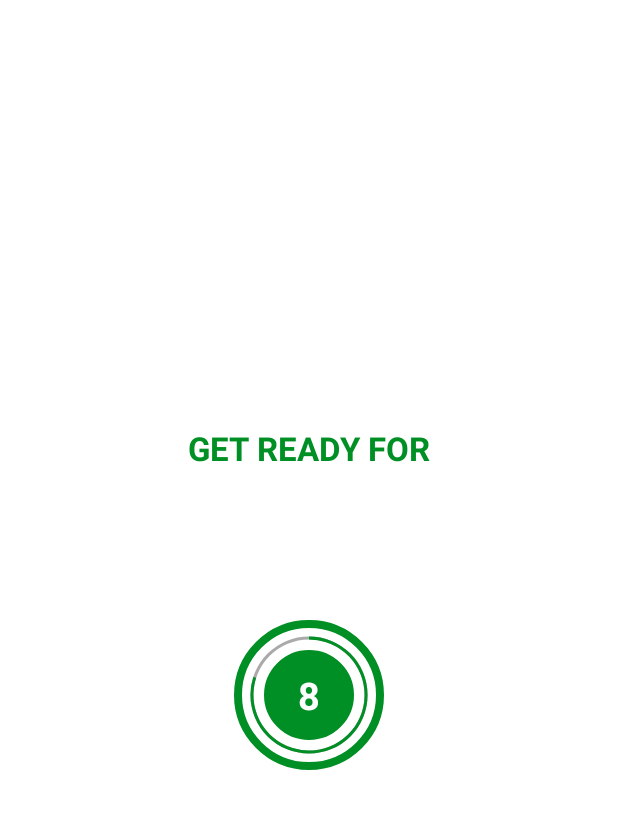
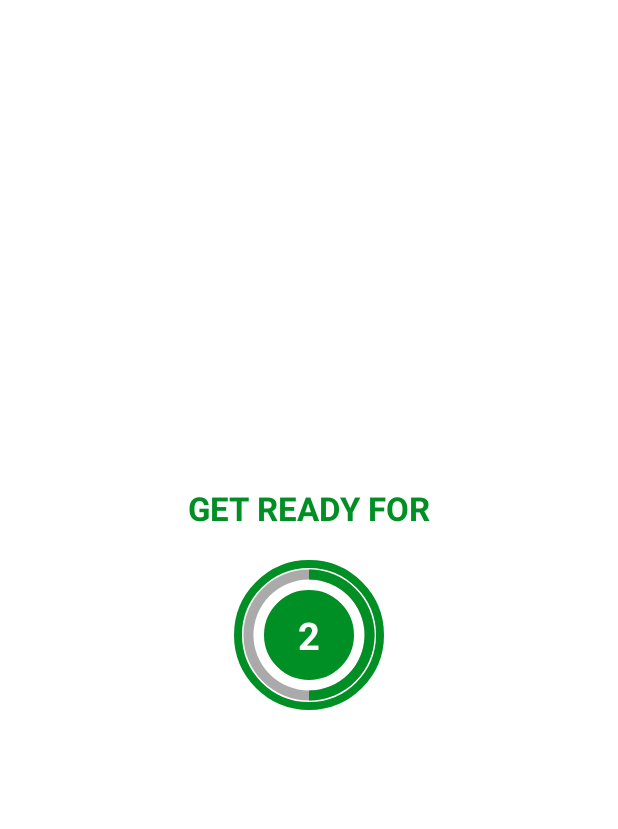
Before and after one commit to a-valitov/SevenMinuteWorkout, an Android app: the ExerciseActivity screen opened directly, with no data from a screen before it, on a phone screen of 412 x 824 dp, the part 62-891 px from its top. Run offline under Robolectric (Android 15) with nearby library versions, the phone set to English and light mode, and no system bars.

Commit message:
Exercise timer realized

```diff
--- /dev/null
+++ b/app/src/main/java/com/avalitov/a7minuteworkout/Constants.kt
@@ -0,0 +1,7 @@
+package com.avalitov.a7minuteworkout
+
+// global constants
+object Constants {
+    const val REST_TIME: Int = 4
+    const val EXERCISE_TIME: Int = 11
+}
--- a/app/src/main/java/com/avalitov/a7minuteworkout/ExerciseActivity.kt
+++ b/app/src/main/java/com/avalitov/a7minuteworkout/ExerciseActivity.kt
@@ -3,26 +3,32 @@ package com.avalitov.a7minuteworkout
 import androidx.appcompat.app.AppCompatActivity
 import android.os.Bundle
 import android.os.CountDownTimer
-import android.widget.ProgressBar
-import android.widget.TextView
-import android.widget.Toast
-import android.widget.Toolbar
+import android.view.View
+import android.widget.*
 
+lateinit var llRestView : LinearLayout
+lateinit var llExerciseView : LinearLayout
 lateinit var toolbarExerciseActivity : androidx.appcompat.widget.Toolbar
-lateinit var tvTimer : TextView
+lateinit var tvTimerRest : TextView
+lateinit var tvTimerExercise : TextView
 
 class ExerciseActivity : AppCompatActivity() {
 
     private var restTimer: CountDownTimer? = null
+    private var exerciseTimer: CountDownTimer? = null
     private var restProgress = 0
+    private var exerciseProgress = 0
 
 
     override fun onCreate(savedInstanceState: Bundle?) {
         super.onCreate(savedInstanceState)
         setContentView(R.layout.activity_exercise)
 
+        llRestView = findViewById(R.id.llRestView)
+        llExerciseView = findViewById(R.id.llExerciseView)
         toolbarExerciseActivity = findViewById(R.id.toolbar_exercise_activity)
-        tvTimer = findViewById(R.id.tv_timer)
+        tvTimerRest = findViewById(R.id.tv_timer_rest)
+        tvTimerExercise = findViewById(R.id.tv_timer_exercise)
 
         setSupportActionBar(toolbarExerciseActivity)
         val actionbar = supportActionBar
@@ -44,14 +50,14 @@ class ExerciseActivity : AppCompatActivity() {
     }
 
     private fun setRestProgressBar(){
-        var progressBar : ProgressBar = findViewById(R.id.progressBar)
-        progressBar.progress = restProgress
+        var progressBarRest : ProgressBar = findViewById(R.id.progressBar_rest)
+        progressBarRest.progress = restProgress
 
-        restTimer = object: CountDownTimer(10000, 1000){
+        restTimer = object: CountDownTimer((Constants.REST_TIME * 1000).toLong(), 1000){
             override fun onTick(millisUntilFinished: Long) {
                 restProgress++
-                progressBar.progress = 10 - restProgress
-                tvTimer.text = (10 - restProgress).toString()
+                progressBarRest.progress = Constants.REST_TIME - restProgress
+                tvTimerRest.text = (Constants.REST_TIME - restProgress).toString()
             }
             override fun onFinish() {
                 Toast.makeText(
@@ -59,6 +65,30 @@ class ExerciseActivity : AppCompatActivity() {
                     "Here now we will start the exercise.",
                     Toast.LENGTH_SHORT
                 ).show()
+
+                setupExerciseView()
+            }
+        }.start()
+    }
+
+    private fun setExerciseProgressBar(){
+        var progressBarExercise : ProgressBar = findViewById(R.id.progressBar_exercise)
+        progressBarExercise.progress = exerciseProgress
+
+        exerciseTimer = object: CountDownTimer((Constants.EXERCISE_TIME * 1000).toLong(), 1000){
+            override fun onTick(millisUntilFinished: Long) {
+                exerciseProgress++
+                progressBarExercise.progress = Constants.EXERCISE_TIME - exerciseProgress
+                tvTimerExercise.text = (Constants.EXERCISE_TIME - exerciseProgress).toString()
+            }
+            override fun onFinish() {
+                Toast.makeText(
+                    this@ExerciseActivity,
+                    "The exercise has finished.",
+                    Toast.LENGTH_SHORT
+                ).show()
+
+                setupRestView()
             }
         }.start()
     }
@@ -69,6 +99,19 @@ class ExerciseActivity : AppCompatActivity() {
             restProgress = 0
         }
 
+        llExerciseView.visibility = View.INVISIBLE
+        llRestView.visibility = View.VISIBLE
         setRestProgressBar()
     }
+
+    private fun setupExerciseView(){
+        if(exerciseTimer != null){
+            exerciseTimer!!.cancel()
+            exerciseProgress = 0
+        }
+
+        llRestView.visibility = View.INVISIBLE
+        llExerciseView.visibility = View.VISIBLE
+        setExerciseProgressBar()
+    }
 }
--- a/app/src/main/res/drawable/circular_progress_bar.xml
+++ b/app/src/main/res/drawable/circular_progress_bar.xml
@@ -3,7 +3,7 @@
     <item>
         <shape android:shape="ring"
             android:innerRadiusRatio="2.7"
-            android:thicknessRatio="50.0"
+            android:thicknessRatio="15.0"
             android:useLevel="true" >
             <solid android:color="@color/colorAccent"/>
         </shape>
--- a/app/src/main/res/drawable/circular_progress_gray.xml
+++ b/app/src/main/res/drawable/circular_progress_gray.xml
@@ -3,7 +3,7 @@
     <item>
         <shape android:shape="ring"
             android:innerRadiusRatio="2.7"
-            android:thicknessRatio="50.0"
+            android:thicknessRatio="15.0"
             android:useLevel="false" >
             <solid android:color="@android:color/darker_gray"/>
         </shape>
--- a/app/src/main/res/layout/activity_exercise.xml
+++ b/app/src/main/res/layout/activity_exercise.xml
@@ -15,6 +15,7 @@
         android:background="@color/white"
         android:theme="@style/ToolbarTheme" />
 
+    <!-- This ll is for pre-exercise countdown -->
     <LinearLayout
         android:id="@+id/llRestView"
         android:layout_width="match_parent"
@@ -36,19 +37,19 @@
         <FrameLayout
             android:layout_width="100dp"
             android:layout_height="100dp"
-            android:layout_marginTop="100dp"
+            android:layout_marginTop="20dp"
             android:background="@drawable/item_circular_color_accent_border">
 
             <ProgressBar
-                android:id="@+id/progressBar"
+                android:id="@+id/progressBar_rest"
                 style="?android:attr/progressBarStyleHorizontal"
                 android:layout_width="100dp"
                 android:layout_height="100dp"
                 android:layout_gravity="center"
                 android:background="@drawable/circular_progress_gray"
                 android:indeterminate="false"
-                android:max="10"
-                android:progress="100"
+                android:max="@integer/rest_time"
+                android:progress="@integer/rest_time"
                 android:progressDrawable="@drawable/circular_progress_bar"
                 android:rotation="-90" />
 
@@ -60,10 +61,68 @@
                 android:gravity="center">
 
                 <TextView
-                    android:id="@+id/tv_timer"
+                    android:id="@+id/tv_timer_rest"
                     android:layout_width="wrap_content"
                     android:layout_height="wrap_content"
                     android:text="10"
+                    android:textColor="@color/colorWhite"
+                    android:textSize="25sp"
+                    android:textStyle="bold" />
+
+            </LinearLayout>
+        </FrameLayout>
+    </LinearLayout>
+
+    <!-- And this ll is used while the exercise -->
+    <LinearLayout
+        android:id="@+id/llExerciseView"
+        android:layout_width="match_parent"
+        android:layout_height="match_parent"
+        android:layout_below="@id/toolbar_exercise_activity"
+        android:layout_marginTop="0dp"
+        android:gravity="center"
+        android:orientation="vertical"
+        android:visibility="invisible">
+
+        <TextView
+            android:layout_width="wrap_content"
+            android:layout_height="wrap_content"
+            android:text="Exercise name"
+            android:textColor="@color/colorPrimaryDark"
+            android:textSize="22sp"
+            android:textStyle="bold" />
+
+        <FrameLayout
+            android:layout_width="100dp"
+            android:layout_height="100dp"
+            android:layout_marginTop="20dp"
+            android:background="@drawable/item_circular_color_accent_border">
+
+            <ProgressBar
+                android:id="@+id/progressBar_exercise"
+                style="?android:attr/progressBarStyleHorizontal"
+                android:layout_width="100dp"
+                android:layout_height="100dp"
+                android:layout_gravity="center"
+                android:background="@drawable/circular_progress_gray"
+                android:indeterminate="false"
+                android:max="@integer/exercise_time"
+                android:progress="@integer/exercise_time"
+                android:progressDrawable="@drawable/circular_progress_bar"
+                android:rotation="-90" />
+
+            <LinearLayout
+                android:layout_width="60dp"
+                android:layout_height="60dp"
+                android:layout_gravity="center"
+                android:background="@drawable/item_circular_color_accent_background"
+                android:gravity="center">
+
+                <TextView
+                    android:id="@+id/tv_timer_exercise"
+                    android:layout_width="wrap_content"
+                    android:layout_height="wrap_content"
+                    android:text="30"
                     android:textColor="@color/colorWhite"
                     android:textSize="25sp"
                     android:textStyle="bold" />
--- a/app/src/main/res/values/colors.xml
+++ b/app/src/main/res/values/colors.xml
@@ -9,7 +9,7 @@
     <color name="white">#FFFFFFFF</color>
 
     <color name="colorPrimary">#B2212121</color>
-    <color name="colorPrimaryDark">#B2151515</color>
+    <color name="colorPrimaryDark">#004913</color>
     <color name="colorAccent">#008F24</color>
     <color name="colorHighlighted">#C4C4C4</color>
     <color name="colorWhite">#FFFFFF</color>
--- /dev/null
+++ b/app/src/main/res/values/constants.xml
@@ -0,0 +1,6 @@
+<?xml version="1.0" encoding="utf-8"?>
+<resources>
+    <integer name="exercise_time">11</integer>
+    <integer name="rest_time">4</integer>
+
+</resources>
```
